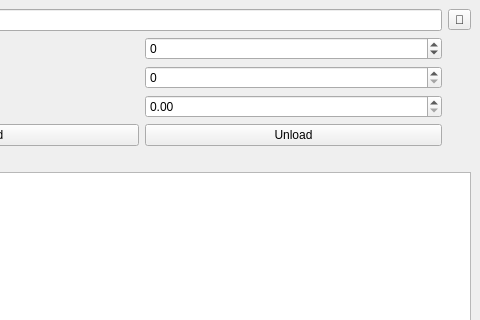
Old version of the form mainwindow.ui in the repository artthirt/LLMTest; both pictures show x 168 to 648 and y 0 to 320 of the 648 by 611 pixel window.
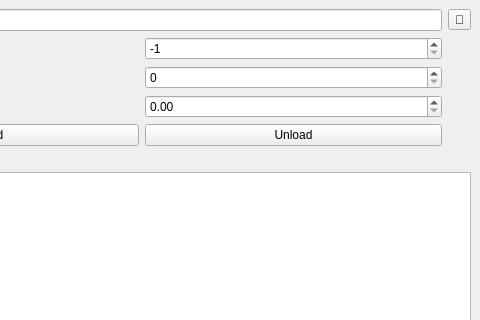
New version of the form.

The edit to the form file:
```diff
--- a/mainwindow.ui
+++ b/mainwindow.ui
@@ -40,6 +40,9 @@
           <property name="maximum">
            <number>99</number>
           </property>
+          <property name="value">
+           <number>-1</number>
+          </property>
          </widget>
         </item>
         <item row="1" column="0">
```
